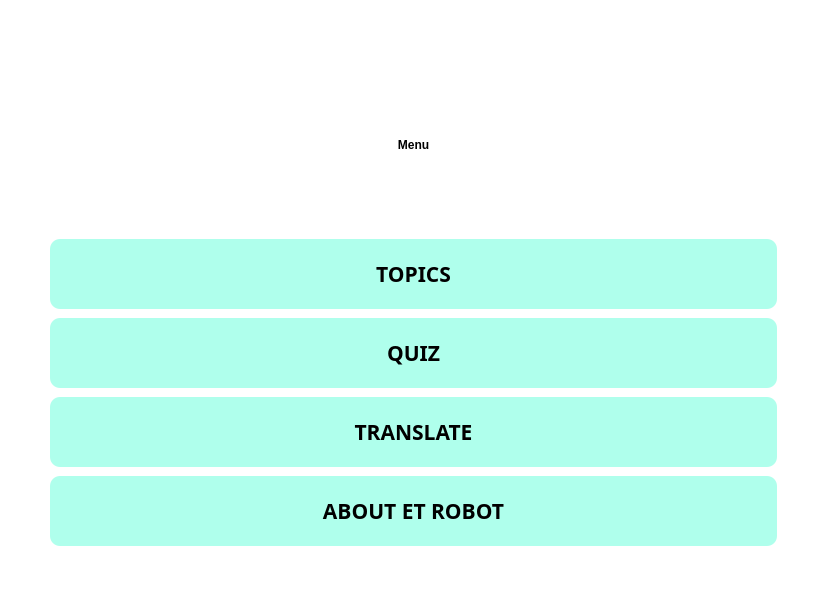
The window that screens/welcome.ui (jshperalta/ai-englishTutor) describes before a commit, drawn with Qt 5.
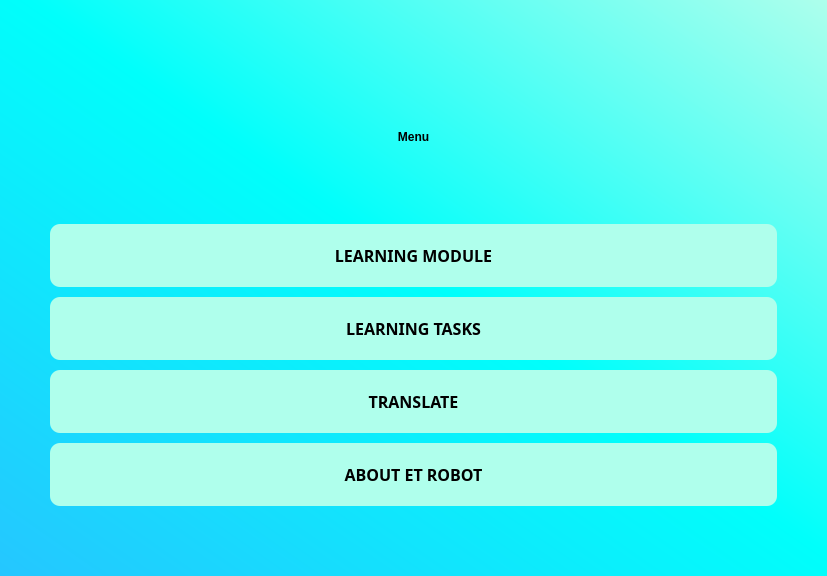
The same window after the commit.

Commit message: modified:   Translator.ui 	modified:   arduinoServo.py 	modified:   arduinoServo/arduinoServo.ino 	modified:   defines/__pycache__/speakandrecognize.cpython-37.pyc 	modified:   main.py 	modified:   screens/subject.ui 	modified:   screens/topics.ui 	modified:   screens/welcome.ui

Patch:
```diff
--- a/screens/welcome.ui
+++ b/screens/welcome.ui
@@ -7,15 +7,16 @@
     <x>0</x>
     <y>0</y>
     <width>827</width>
-    <height>596</height>
+    <height>576</height>
    </rect>
   </property>
   <property name="windowTitle">
    <string>Main Menu</string>
   </property>
   <property name="styleSheet">
-   <string notr="true">
-background-color: #fff;</string>
+   <string notr="true">#Form{
+background: qlineargradient(spread:pad, x1:0, y1:1, x2:1, y2:0, stop:0 rgba(37, 198, 255, 255), stop:0.517857 rgba(0, 255, 251, 255), stop:1 rgba(174, 255, 236, 255))
+}</string>
   </property>
   <layout class="QGridLayout" name="gridLayout">
    <property name="leftMargin">
@@ -35,10 +36,22 @@
    </property>
    <item row="0" column="0">
     <widget class="QWidget" name="widget" native="true">
-     <layout class="QVBoxLayout" name="verticalLayout_2">
-      <property name="spacing">
-       <number>9</number>
-      </property>
+     <property name="styleSheet">
+      <string notr="true">QPushButton {
+font-size: 16px !important;
+background-color: #AFFFEC !important;
+color: black; 
+font-family: 'Gilroy';
+font-weight: 600;
+border-radius: 10px;
+padding: 20px;
+}
+
+QPushButton::hover {
+background-color: #AFFFAA;
+}</string>
+     </property>
+     <layout class="QGridLayout" name="gridLayout_2">
       <property name="leftMargin">
        <number>50</number>
       </property>
@@ -51,14 +64,11 @@
       <property name="bottomMargin">
        <number>70</number>
       </property>
-      <item>
+      <property name="verticalSpacing">
+       <number>10</number>
+      </property>
+      <item row="0" column="0">
        <widget class="QLabel" name="Title">
-        <property name="minimumSize">
-         <size>
-          <width>0</width>
-          <height>170</height>
-         </size>
-        </property>
         <property name="baseSize">
          <size>
           <width>1024</width>
@@ -83,12 +93,12 @@
         </property>
        </widget>
       </item>
-      <item>
+      <item row="1" column="0">
        <widget class="QPushButton" name="btnTopics">
         <property name="font">
          <font>
           <family>Gilroy</family>
-          <pointsize>16</pointsize>
+          <pointsize>-1</pointsize>
           <weight>75</weight>
           <bold>true</bold>
          </font>
@@ -97,17 +107,10 @@
          <cursorShape>PointingHandCursor</cursorShape>
         </property>
         <property name="styleSheet">
-         <string notr="true">#btnTopics{
-	background-color: #AFFFEC;
-	color: black; 
-	font-family: 'Gilroy';
-	font-weight: 600;
-	border-radius: 10px;
-	padding: 20px;
-}</string>
+         <string notr="true"/>
         </property>
         <property name="text">
-         <string>TOPICS</string>
+         <string>LEARNING MODULE</string>
         </property>
         <property name="autoDefault">
          <bool>true</bool>
@@ -120,12 +123,12 @@
         </property>
        </widget>
       </item>
-      <item>
+      <item row="2" column="0">
        <widget class="QPushButton" name="btnQuiz">
         <property name="font">
          <font>
           <family>Gilroy</family>
-          <pointsize>16</pointsize>
+          <pointsize>-1</pointsize>
           <weight>75</weight>
           <bold>true</bold>
          </font>
@@ -134,16 +137,10 @@
          <cursorShape>PointingHandCursor</cursorShape>
         </property>
         <property name="styleSheet">
-         <string notr="true">background-color: #AFFFEC;
-	color: black; 
-	font-family: 'Gilroy';
-	font-weight: 600;
-	border-radius: 10px;
-	padding: 20px;
-</string>
+         <string notr="true"/>
         </property>
         <property name="text">
-         <string>QUIZ</string>
+         <string>LEARNING TASKS</string>
         </property>
         <property name="autoDefault">
          <bool>true</bool>
@@ -156,12 +153,12 @@
         </property>
        </widget>
       </item>
-      <item>
+      <item row="3" column="0">
        <widget class="QPushButton" name="btnTranslate">
         <property name="font">
          <font>
           <family>Gilroy</family>
-          <pointsize>16</pointsize>
+          <pointsize>-1</pointsize>
           <weight>75</weight>
           <bold>true</bold>
          </font>
@@ -170,13 +167,7 @@
          <cursorShape>PointingHandCursor</cursorShape>
         </property>
         <property name="styleSheet">
-         <string notr="true">background-color: #AFFFEC;
-	color: black; 
-	font-family: 'Gilroy';
-	font-weight: 600;
-	border-radius: 10px;
-	padding: 20px;
-</string>
+         <string notr="true"/>
         </property>
         <property name="text">
          <string>TRANSLATE</string>
@@ -192,12 +183,12 @@
         </property>
        </widget>
       </item>
-      <item>
+      <item row="4" column="0">
        <widget class="QPushButton" name="btnAbout">
         <property name="font">
          <font>
           <family>Gilroy</family>
-          <pointsize>16</pointsize>
+          <pointsize>-1</pointsize>
           <weight>75</weight>
           <bold>true</bold>
          </font>
@@ -206,12 +197,7 @@
          <cursorShape>PointingHandCursor</cursorShape>
         </property>
         <property name="styleSheet">
-         <string notr="true">background-color: #AFFFEC;
-	color: black; 
-	font-family: 'Gilroy';
-	font-weight: 600;
-	border-radius: 10px;
-	padding: 20px;
+         <string notr="true">
 </string>
         </property>
         <property name="text">
```
Left out of the diff: 15 changed lines with no effect on the pictures. The commit also changes 7 other files.
